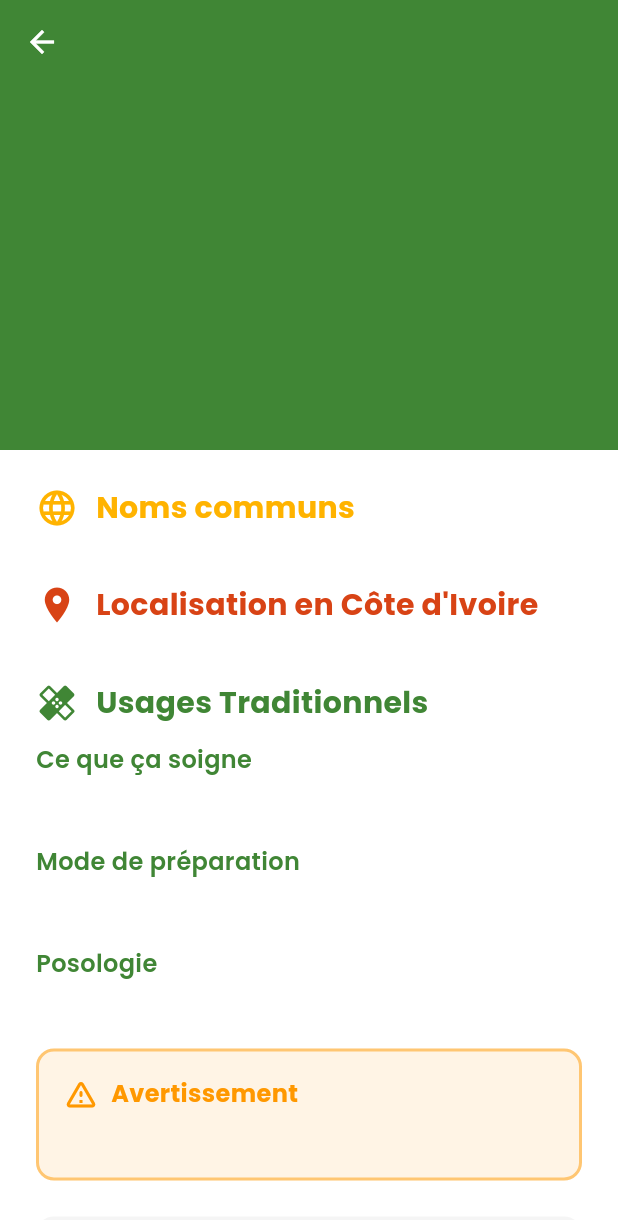
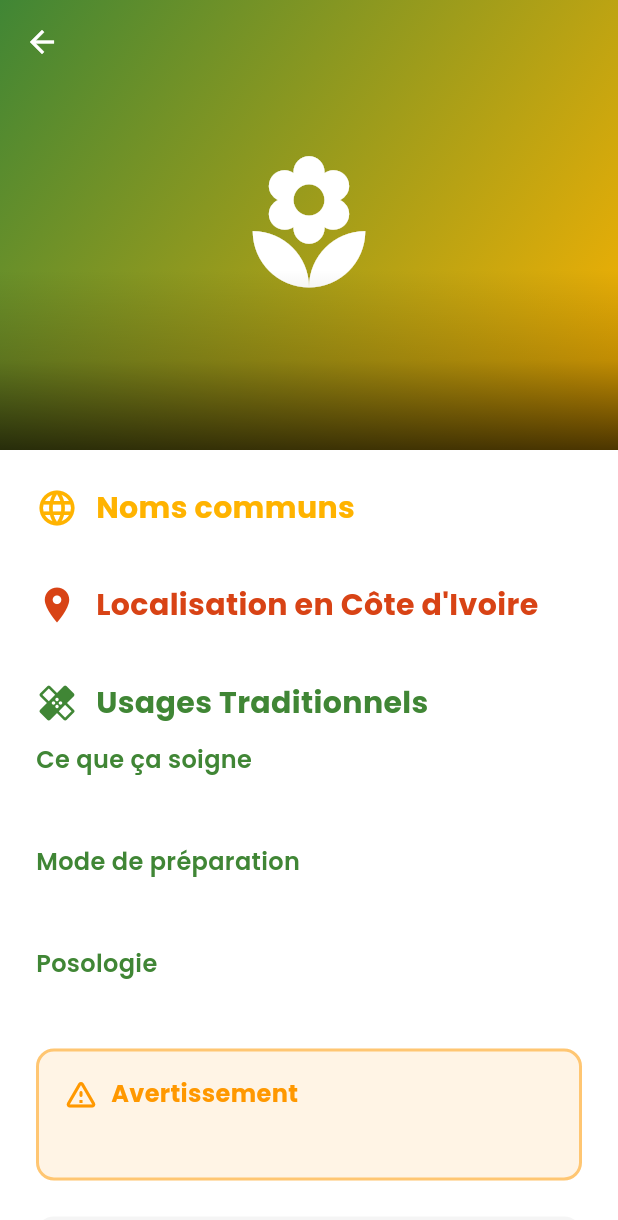
Before and after one commit to armelyara/drgreen, a Flutter app: the DetailScreen screen opened directly with empty values, on a phone screen of 412 x 824 dp. Shown: the top 1220 px of the screen. Run offline on Flutter 3.47's test engine with Material 3 defaults, Android fonts, the phone set to English and light mode, and no system bars; our stand-ins replace cached_network_image, dio, google_fonts, image_picker; network calls fail.

```diff
--- /dev/null
+++ b/api/models/class_names.json
@@ -0,0 +1,6 @@
+[
+    "artemisia",
+    "carica",
+    "goyavier",
+    "kinkeliba"
+]
--- a/flutter_app/lib/screens/detail_screen.dart
+++ b/flutter_app/lib/screens/detail_screen.dart
@@ -27,13 +27,18 @@ class DetailScreen extends StatelessWidget {
                   fontWeight: FontWeight.bold,
                   shadows: [
                     Shadow(
-                      color: Colors.black.withOpacity(0.5),
+                      color: Colors.black.withOpacity(0.8),
                       blurRadius: 8,
+                      offset: const Offset(0, 2),
                     ),
                   ],
                 ),
               ),
-              background: plant.imagesUrls.isNotEmpty
+              background: Stack(
+                fit: StackFit.expand,
+                children: [
+                  // Image or Fallback Gradient
+                  plant.imagesUrls.isNotEmpty
                       ? CachedNetworkImage(
                           imageUrl: plant.imagesUrls.first,
                           fit: BoxFit.cover,
@@ -44,21 +49,57 @@ class DetailScreen extends StatelessWidget {
                             ),
                           ),
                           errorWidget: (context, url, error) => Container(
-                        color: AppColors.greyLight,
+                            decoration: const BoxDecoration(
+                              gradient: LinearGradient(
+                                begin: Alignment.topLeft,
+                                end: Alignment.bottomRight,
+                                colors: [
+                                  AppColors.primary,
+                                  AppColors.secondary,
+                                ],
+                              ),
+                            ),
                             child: const Icon(
                               Icons.local_florist,
                               size: 64,
-                          color: AppColors.greyMedium,
+                              color: Colors.white,
                             ),
                           ),
                         )
                       : Container(
-                      color: AppColors.primary.withOpacity(0.2),
+                          decoration: const BoxDecoration(
+                            gradient: LinearGradient(
+                              begin: Alignment.topLeft,
+                              end: Alignment.bottomRight,
+                              colors: [
+                                AppColors.primary,
+                                AppColors.secondary,
+                              ],
+                            ),
+                          ),
                           child: const Icon(
                             Icons.local_florist,
                             size: 100,
-                        color: AppColors.primary,
+                            color: Colors.white,
                           ),
+                        ),
+
+                  // Gradient Overlay for text readability
+                  Container(
+                    decoration: BoxDecoration(
+                      gradient: LinearGradient(
+                        begin: Alignment.topCenter,
+                        end: Alignment.bottomCenter,
+                        colors: [
+                          Colors.transparent,
+                          Colors.black.withOpacity(0.2),
+                          Colors.black.withOpacity(0.7),
+                        ],
+                        stops: const [0.6, 0.8, 1.0],
+                      ),
+                    ),
+                  ),
+                ],
               ),
             ),
           ),
```
Also changed, not shown: 1 other file. Lines whose indentation alone changed are shown as unchanged.
